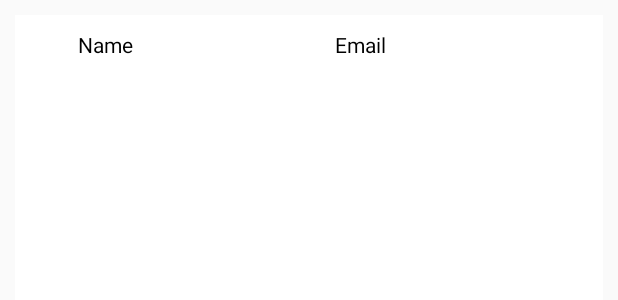
After one commit to rajvelm/Event, an Android app: the layout member_row_layout.xml on its own in the app's theme, with its tools: preview values and no code run, on a phone screen of 412 x 824 dp. The commit adds this screen. Shown: the top 300 px of the screen. Run offline under Robolectric (Android 15) with nearby library versions, the phone set to English and light mode, and no system bars.

Commit message:
member list view done

```diff
--- /dev/null
+++ b/app/src/main/res/layout/member_row_layout.xml
@@ -0,0 +1,39 @@
+<?xml version="1.0" encoding="utf-8"?>
+<LinearLayout xmlns:android="http://schemas.android.com/apk/res/android"
+    android:orientation="horizontal"
+    android:layout_width="match_parent"
+    android:layout_height="match_parent"
+    android:layout_margin="10dp"
+    android:padding="10dp"
+    android:weightSum="1"
+    android:baselineAligned="true"
+    android:background="#ffffff"
+    android:contextClickable="false"
+    android:clickable="true">
+    <TextView
+        android:layout_width="100dp"
+        android:layout_height="wrap_content"
+        android:layout_marginRight="20dp"
+        android:id="@+id/text_memberName"
+        android:textColor="#000000"
+        android:text="Name"
+        android:gravity="center"
+        />
+    <TextView
+        android:layout_width="200dp"
+        android:layout_height="wrap_content"
+        android:layout_marginRight="20dp"
+        android:id="@+id/text_memberEmail"
+        android:textColor="#000000"
+        android:text="Email"
+        android:gravity="center"
+        />
+
+    <!--<ImageView
+        android:id="@+id/img_memberDetail"
+        android:layout_width="50dp"
+        android:layout_height="30dp"
+        android:layout_marginLeft="40dp"
+        android:src="@drawable/ic_event_detail"/>
+-->
+</LinearLayout>
```
Also changed, not shown: app/src/main/java/com/example/lenovo/eventapp/MemberDataProvider.java (added, +88 -0 lines), app/src/main/java/com/example/lenovo/eventapp/MemberList.java (+71 -0 lines), app/src/main/java/com/example/lenovo/eventapp/MemberListDataAdapter.java (added, +117 -0 lines), app/src/main/res/layout/activity_member_list.xml (+21 -15 lines).
